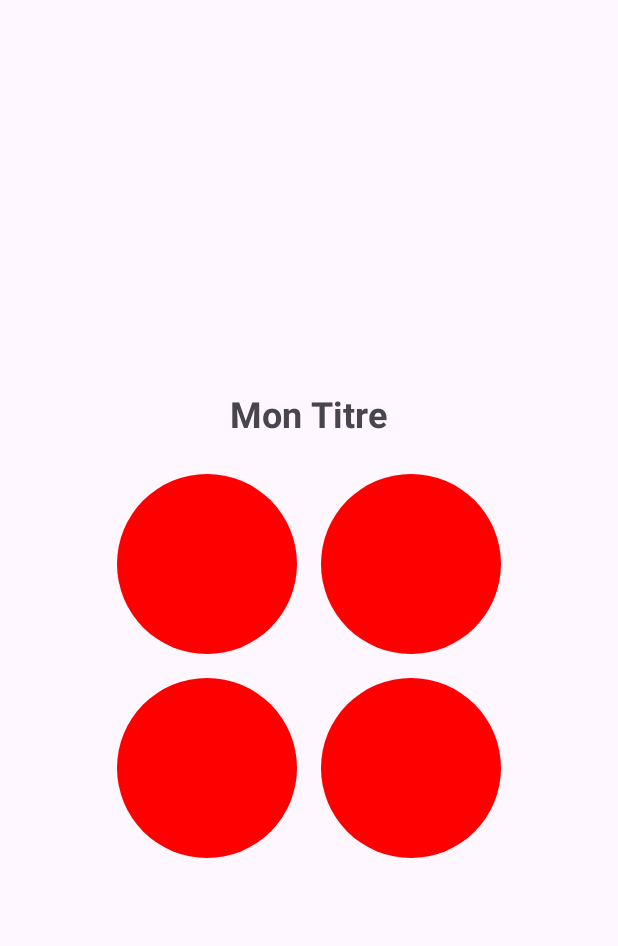
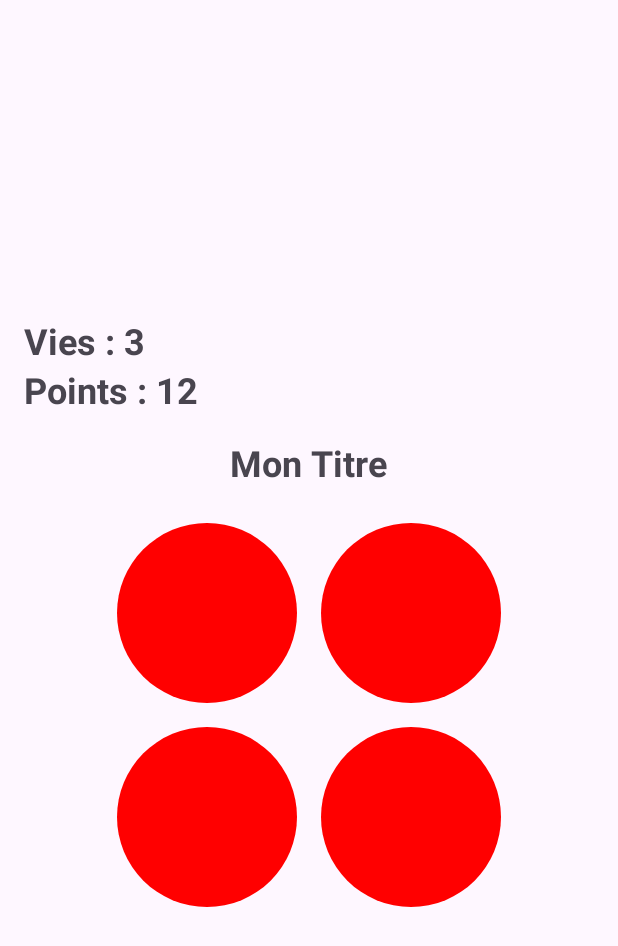
Before and after one commit to Bypus/PetitLingo, an Android app: the fragment Couleur1 placed in its activity, on a phone screen of 412 x 824 dp. Shown: the top 946 px of the screen. Run offline under Robolectric (Android 15) with nearby library versions, the phone set to English and light mode, and no system bars; 2 statements that could not run were skipped.

Commit message:
affichage jeu couleur

```diff
--- a/app/src/main/res/layout/fragment_couleur1.xml
+++ b/app/src/main/res/layout/fragment_couleur1.xml
@@ -1,4 +1,5 @@
 <?xml version="1.0" encoding="utf-8"?>
+
 <LinearLayout xmlns:android="http://schemas.android.com/apk/res/android"
     android:layout_width="match_parent"
     android:layout_height="match_parent"
@@ -6,6 +7,59 @@
     android:gravity="center">
 
     <!-- Titre centré en haut -->
+    <LinearLayout
+        android:layout_width="match_parent"
+        android:layout_height="wrap_content"
+        android:gravity="start"
+        android:orientation="horizontal">
+
+        <TextView
+            android:layout_width="wrap_content"
+            android:layout_height="wrap_content"
+            android:text="Vies : "
+            android:textSize="24sp"
+            android:textStyle="bold"
+            android:layout_gravity="center"
+            android:layout_marginLeft="16dp"/>
+        <TextView
+            android:id="@+id/colorLives"
+            android:layout_width="wrap_content"
+            android:layout_height="wrap_content"
+            android:text="3"
+            android:textSize="24sp"
+            android:textStyle="bold"
+            android:layout_gravity="center"/>
+
+    </LinearLayout>
+
+    <!-- Titre centré en haut -->
+
+    <LinearLayout
+        android:layout_width="match_parent"
+        android:layout_height="wrap_content"
+        android:gravity="start"
+        android:orientation="horizontal">
+
+        <TextView
+            android:layout_width="wrap_content"
+            android:layout_height="wrap_content"
+            android:layout_gravity="center"
+            android:layout_marginLeft="16dp"
+            android:text="Points : "
+            android:textSize="24sp"
+            android:textStyle="bold" />
+
+        <TextView
+            android:id="@+id/colorPoints"
+            android:layout_width="wrap_content"
+            android:layout_height="wrap_content"
+            android:layout_gravity="center"
+            android:text="12"
+            android:textSize="24sp"
+            android:textStyle="bold" />
+
+    </LinearLayout>
+
     <TextView
         android:id="@+id/trueColorText"
         android:layout_width="wrap_content"
```
